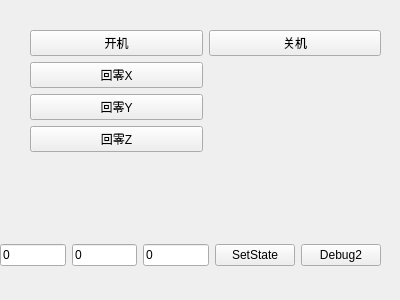
Qt form forms_v1/NCMachinePanel.ui (zephyrrr/Camotics_modbus) before a commit.
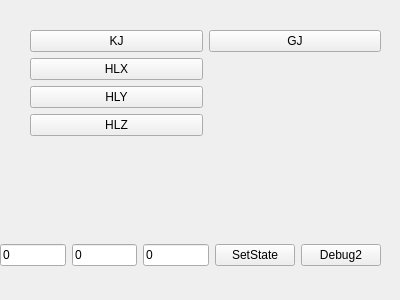
The same form after that commit.

Patch:
```diff
--- a/forms_v1/NCMachinePanel.ui
+++ b/forms_v1/NCMachinePanel.ui
@@ -29,35 +29,35 @@
     <item row="0" column="0">
      <widget class="QPushButton" name="btnSendKaiji">
       <property name="text">
-       <string>开机</string>
+       <string>KJ</string>
       </property>
      </widget>
     </item>
     <item row="0" column="1">
      <widget class="QPushButton" name="btnSendGuanji">
       <property name="text">
-       <string>关机</string>
+       <string>GJ</string>
       </property>
      </widget>
     </item>
     <item row="1" column="0">
      <widget class="QPushButton" name="btnSendBackToZero1">
       <property name="text">
-       <string>回零X</string>
+       <string>HLX</string>
       </property>
      </widget>
     </item>
     <item row="2" column="0">
      <widget class="QPushButton" name="btnSendBackToZero3">
       <property name="text">
-       <string>回零Y</string>
+       <string>HLY</string>
       </property>
      </widget>
     </item>
     <item row="3" column="0">
      <widget class="QPushButton" name="btnSendBackToZero5">
       <property name="text">
-       <string>回零Z</string>
+       <string>HLZ</string>
       </property>
      </widget>
     </item>
```
Left out of the diff: 5 changed lines with no effect on the pictures.
